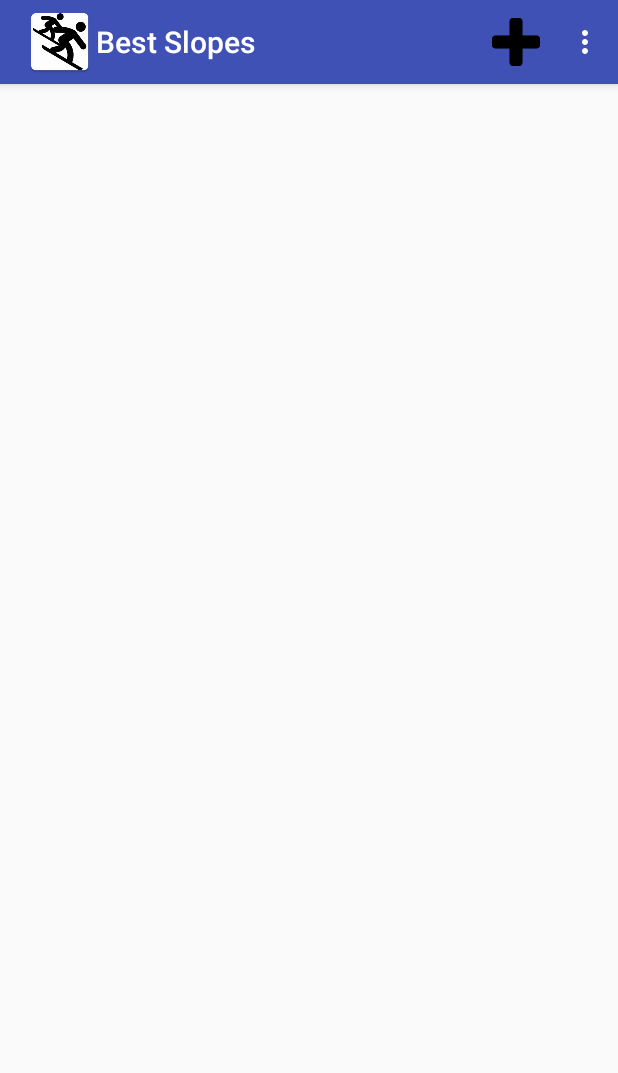
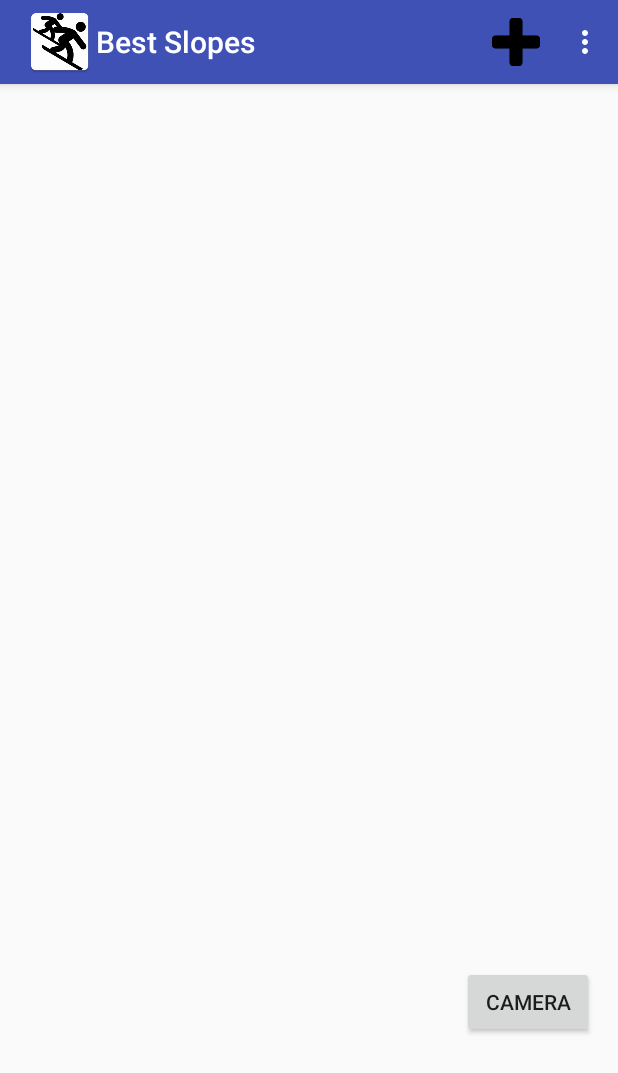
Before and after one commit to thePurpleMonkey/cs496-spring2016, an Android app: the screen it shows after launch (MainActivity), on a phone screen of 412 x 824 dp. Shown: the top 1073 px of the screen. Run offline under Robolectric (Android 15) with nearby library versions, the phone set to English and light mode, and no system bars.

Commit message:
Added a button in MainActivity that launches the camera app

```diff
--- a/BestSlopes2/app/src/main/AndroidManifest.xml
+++ b/BestSlopes2/app/src/main/AndroidManifest.xml
@@ -1,6 +1,9 @@
 <?xml version="1.0" encoding="utf-8"?>
 <manifest xmlns:android="http://schemas.android.com/apk/res/android"
     package="com.best_slopes.bestslopes">
+
+    <uses-feature android:name="android.hardware.camera"
+        android:required="false" />
 
     <application
         android:allowBackup="true"
@@ -8,7 +11,9 @@
         android:label="@string/app_name"
         android:supportsRtl="true"
         android:theme="@style/AppTheme">
+
         <activity android:name=".MainActivity">
+
             <intent-filter>
                 <action android:name="android.intent.action.MAIN" />
 
--- a/BestSlopes2/app/src/main/java/com/best_slopes/bestslopes/MainActivity.java
+++ b/BestSlopes2/app/src/main/java/com/best_slopes/bestslopes/MainActivity.java
@@ -3,6 +3,7 @@ package com.best_slopes.bestslopes;
 import android.app.ActionBar;
 import android.content.Context;
 import android.content.Intent;
+import android.provider.MediaStore;
 import android.support.v7.app.AppCompatActivity;
 import android.support.v7.widget.Toolbar;
 
@@ -10,10 +11,16 @@ import android.os.Bundle;
 import android.view.Menu;
 import android.view.MenuItem;
 import android.view.View;
+import android.widget.Button;
 import android.widget.Toast;
 
 public class MainActivity extends AppCompatActivity {
     public final static String EXTRA_DIFFICULTY = "extra hard";
+
+    /* for camera code */
+    static final int REQUEST_IMAGE_CAPTURE = 1;
+
+
 
     @Override
     protected void onCreate(Bundle savedInstanceState) {
@@ -24,6 +31,15 @@ public class MainActivity extends AppCompatActivity {
         android.support.v7.app.ActionBar actionBar = getSupportActionBar();
         actionBar.setDisplayShowHomeEnabled(true);
         actionBar.setIcon(R.mipmap.ic_launcher);
+
+
+        /* Setup listener for camera_button */
+        final Button camera_button = (Button) findViewById(R.id.camera_button);
+        camera_button.setOnClickListener(new View.OnClickListener() {
+            public void onClick(View v) {
+            dispatchTakePictureIntent();
+            }
+        });
 
     }
 
@@ -60,4 +76,14 @@ public class MainActivity extends AppCompatActivity {
         }
     }
 
+
+    private void dispatchTakePictureIntent() {
+        Intent takePictureIntent = new Intent(MediaStore.ACTION_IMAGE_CAPTURE);
+        if (takePictureIntent.resolveActivity(getPackageManager()) != null) {
+            startActivityForResult(takePictureIntent, REQUEST_IMAGE_CAPTURE);
+        }
+    }
+
+
+
 }
--- a/BestSlopes2/app/src/main/res/layout/activity_main.xml
+++ b/BestSlopes2/app/src/main/res/layout/activity_main.xml
@@ -9,4 +9,14 @@
     android:paddingTop="@dimen/activity_vertical_margin"
     tools:context=".MainActivity">
 
+    <Button
+        android:layout_width="wrap_content"
+        android:layout_height="wrap_content"
+        android:text="Camera"
+        android:id="@+id/camera_button"
+        android:layout_alignParentBottom="true"
+        android:layout_alignParentEnd="true"
+        android:layout_marginBottom="116dp"
+        android:clickable="false"
+        android:onClick="dispatchTakePictureIntent()" />
 </RelativeLayout>
```
